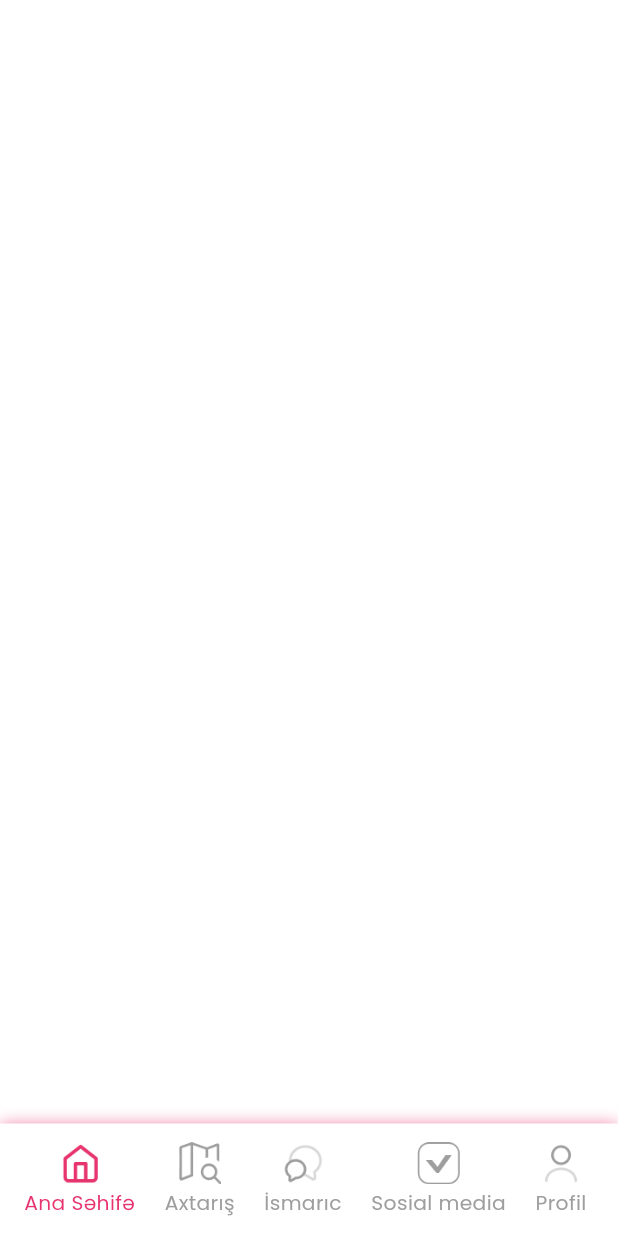
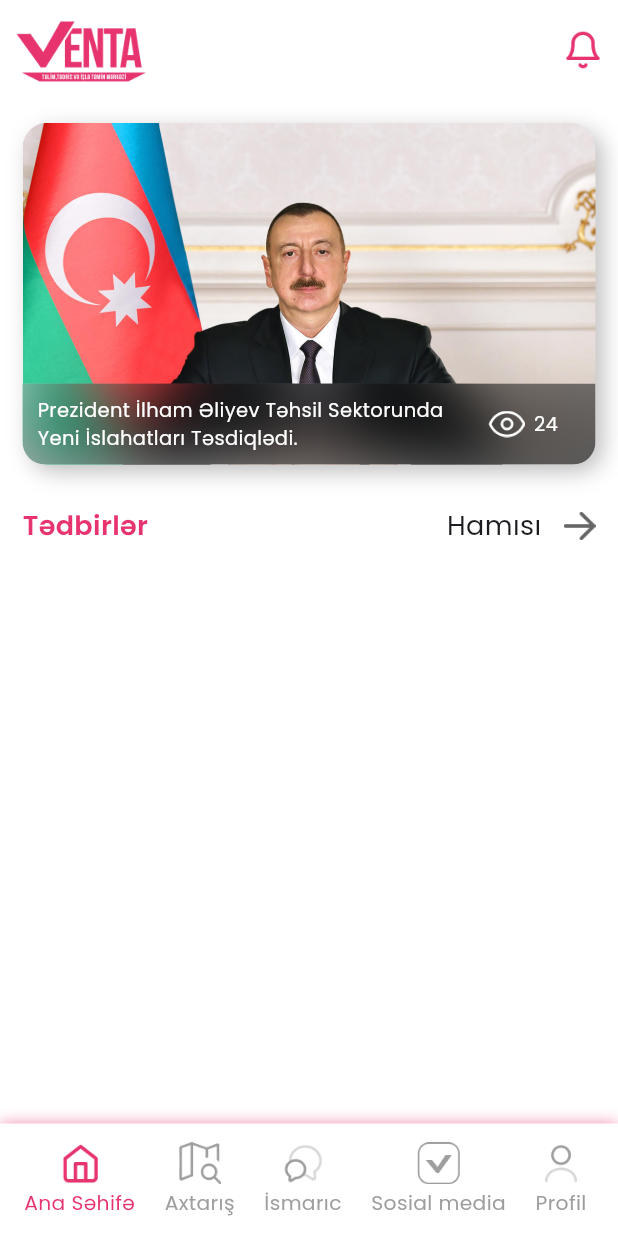
Before and after one commit to appodll/venta, a Flutter app: the HomeScreen screen opened directly, on a phone screen of 412 x 824 dp. Run offline on Flutter 3.47's test engine with Material 3 defaults, Android fonts, the phone set to English and light mode, and no system bars; our stand-ins replace get, google_fonts, pin_code_fields, shared_preferences; missing offline and left inert: cool_dropdown, custom_check_box, flutter_advanced_segment, flutter_toggle_button; accounts and stored records are empty.

```diff
--- a/lib/Screen/View/Dashboard.dart
+++ b/lib/Screen/View/Dashboard.dart
@@ -1,4 +1,8 @@
+import 'dart:ui';
+
 import 'package:flutter/material.dart';
+import 'package:get/get.dart';
+import 'package:google_fonts/google_fonts.dart';
 
 class Dashboard extends StatelessWidget {
   const Dashboard({super.key});
@@ -7,6 +11,146 @@ class Dashboard extends StatelessWidget {
   Widget build(BuildContext context) {
     return Scaffold(
       backgroundColor: Colors.white,
+      body: SafeArea(
+        child: Column(
+          children: [
+            Padding(
+              padding: EdgeInsets.all(10),
+              child: Row(
+                mainAxisAlignment: MainAxisAlignment.spaceBetween,
+                children: [
+                  Image.asset(
+                    "lib/Asset/venta.png",
+                    scale: 1.8,
+                  ),
+                  GestureDetector(
+                    onTap: () {},
+                    child: Image.asset(
+                      "lib/Asset/bell.png",
+                      scale: 1.8,
+                    ),
+                  )
+                ],
+              ),
+            ),
+            SizedBox(
+              height: 15,
+            ),
+            Container(
+              height: 228,
+              width: Get.width - 30,
+              decoration: BoxDecoration(
+                image: DecorationImage(
+                    image: AssetImage("lib/Asset/ilham.jpg"),
+                    fit: BoxFit.cover),
+                borderRadius: BorderRadius.circular(17),
+                boxShadow: [
+                  BoxShadow(
+                    color: Colors.black.withOpacity(0.25),
+                    blurRadius: 12,
+                    offset: Offset(5, 5),
+                  ),
+                ],
+              ),
+              child: Stack(
+                children: [
+                  Align(
+                    alignment: Alignment.bottomCenter,
+                    child: ClipRRect(
+                      borderRadius: BorderRadius.only(
+                        bottomLeft: Radius.circular(15),
+                        bottomRight: Radius.circular(15),
+                      ),
+                      child: BackdropFilter(
+                        filter: ImageFilter.blur(sigmaX: 20, sigmaY: 20),
+                        child: Container(
+                          decoration: BoxDecoration(
+                            gradient: LinearGradient(
+                              colors: [
+                                Colors.transparent,
+                                Colors.black.withOpacity(0.8),
+                              ],
+                              transform: GradientRotation(20),
+                            ),
+                          ),
+                          padding: EdgeInsets.symmetric(
+                              vertical: 8, horizontal: 10),
+                          child: Row(
+                            mainAxisAlignment: MainAxisAlignment.spaceBetween,
+                            children: [
+                              Expanded(
+                                child: Text(
+                                  "Prezident İlham Əliyev Təhsil Sektorunda Yeni İslahatları Təsdiqlədi.",
+                                  style: GoogleFonts.poppins(
+                                    fontSize: 13,
+                                    color: Colors.white,
+                                  ),
+                                  maxLines: null,
+                                  overflow: TextOverflow.visible,
+                                ),
+                              ),
+                              Padding(
+                                padding:
+                                    EdgeInsets.symmetric(horizontal: 15),
+                                child: Row(
+                                  children: [
+                                    Container(
+                                        height: 18,
+                                        child: Image.asset(
+                                            "lib/Asset/izlenme.png")),
+                                    SizedBox(
+                                      width: 6,
+                                    ),
+                                    Text(
+                                      "24",
+                                      style: GoogleFonts.poppins(
+                                        fontSize: 13,
+                                        color: Colors.white,
+                                      ),
+                                    )
+                                  ],
+                                ),
+                              )
+                            ],
+                          ),
+                        ),
+                      ),
+                    ),
+                  ),
+                ],
+              ),
+            ),
+            SizedBox(height: 13,),
+            Padding(
+              padding: EdgeInsets.all(15),
+              child: Row(
+                mainAxisAlignment: MainAxisAlignment.spaceBetween,
+                children: [
+                  Text("Tədbirlər", style: GoogleFonts.poppins(
+                    fontSize: 18,
+                    color: Color.fromRGBO(231, 52, 110, 1),
+                    fontWeight: FontWeight.w600
+                  ),),
+                  Row(
+                    children: [
+                      Text("Hamısı", style: GoogleFonts.poppins(
+                        fontSize: 18,
+                      ),),
+                      SizedBox(width: 15,),
+                      GestureDetector(
+                        onTap: (){
+
+                        },
+                        child: Image.asset("lib/Asset/right.png",scale: 1.7,),
+                      )
+                    ],
+                  )
+                ],
+              ),
+            )
+          ],
+        ),
+      ),
     );
   }
 }
--- a/lib/Screen/View/HomeScreen.dart
+++ b/lib/Screen/View/HomeScreen.dart
@@ -1,6 +1,7 @@
 import 'package:flutter/material.dart';
 import 'package:google_fonts/google_fonts.dart';
 import 'package:venta/Screen/View/Dashboard.dart';
+import 'package:venta/Screen/View/SearchScreen.dart';
 
 class HomeScreen extends StatefulWidget {
   const HomeScreen({super.key});
@@ -12,7 +13,8 @@ class HomeScreen extends StatefulWidget {
 class _HomeScreenState extends State<HomeScreen> {
   var page_index = 0;
   List<Widget> _screens = [
-    Dashboard()
+    Dashboard(),
+    Searchscreen()
   ];
 
   @override
--- /dev/null
+++ b/lib/Screen/View/SearchScreen.dart
@@ -0,0 +1,10 @@
+import 'package:flutter/material.dart';
+
+class Searchscreen extends StatelessWidget {
+  const Searchscreen({super.key});
+
+  @override
+  Widget build(BuildContext context) {
+    return Scaffold();
+  }
+}
```
Also changed, not shown: lib/Asset/bell.png (added), lib/Asset/ilham.jpg (added), lib/Asset/izlenme.png (added), lib/Asset/right.png (added), lib/Asset/venta.png (added).
